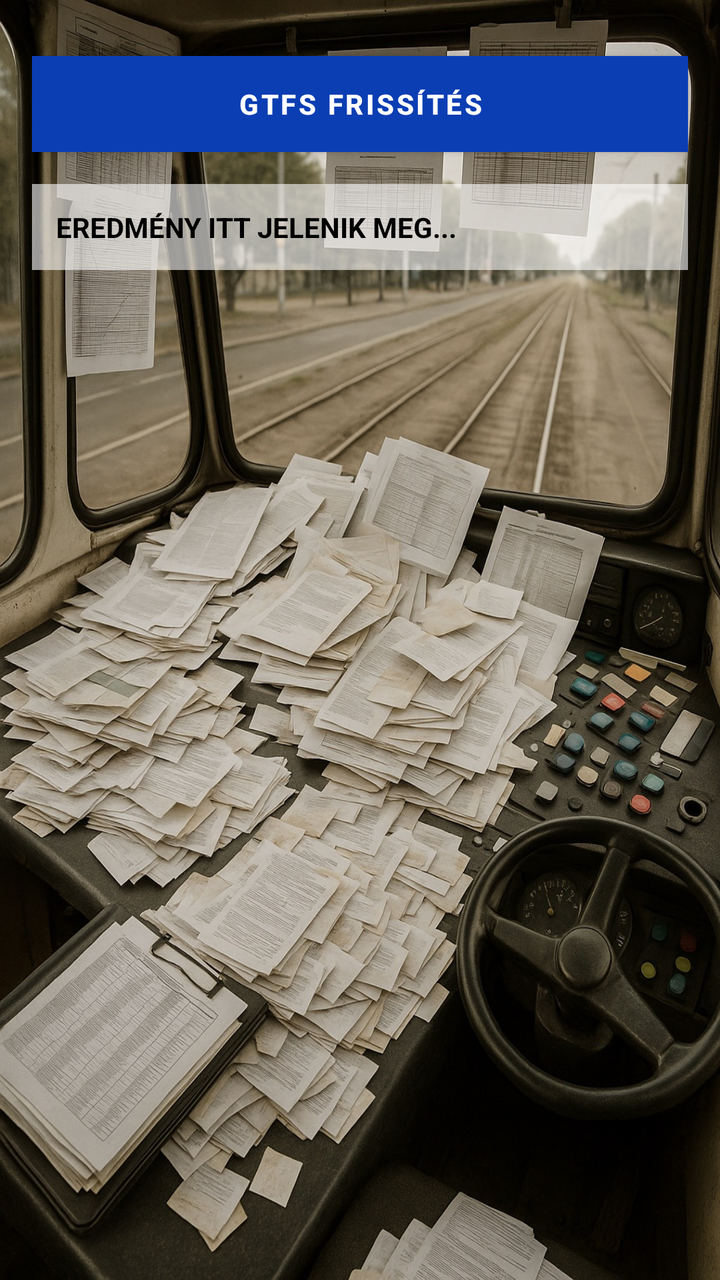
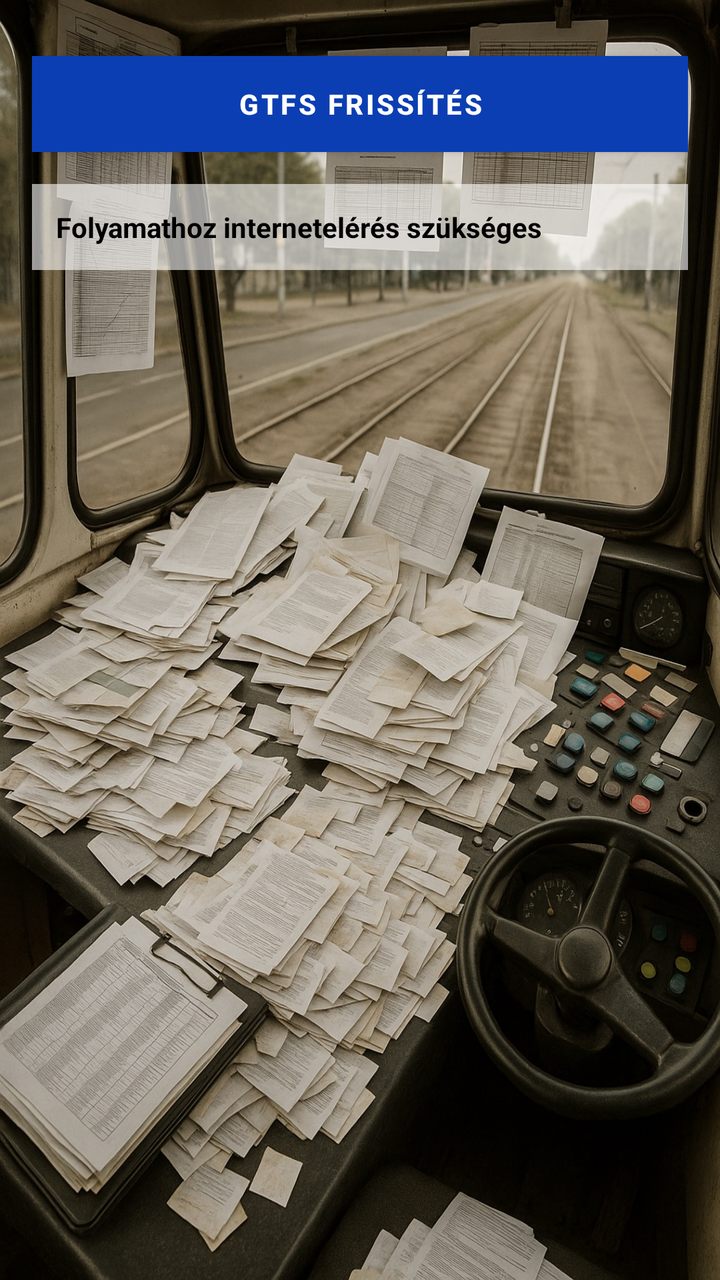

Screens rendered from an Android XML layout before and after an edit, with the pre-edit source and the edit as a unified diff.
<!-- AndroidManifest.xml: application theme Theme.Na3 -->
<!-- res/layout/activity_gtfs.xml -->
<LinearLayout xmlns:android="http://schemas.android.com/apk/res/android"
    android:orientation="vertical"
    android:padding="16dp"
    android:layout_width="match_parent"
    android:layout_height="match_parent"
    android:background="@drawable/background_gtfs">

    <Button
        android:id="@+id/btnDownload"
        android:text="GTFS FRISSÍTÉS"
        android:layout_width="match_parent"
        android:layout_height="wrap_content"
        android:layout_marginTop="12dp"
        android:textAllCaps="true"
        android:textStyle="bold"
        android:background="#0D47A1"
        android:backgroundTint="@null"
        android:textColor="@android:color/white" />

    <ScrollView
        android:layout_width="match_parent"
        android:layout_height="0dp"
        android:layout_weight="1"
        android:paddingTop="16dp">

        <TextView
            android:id="@+id/textResult"
            android:layout_width="match_parent"
            android:layout_height="wrap_content"
            android:padding="12dp"
            android:background="#99FFFFFF"
            android:text="EREDMÉNY ITT JELENIK MEG..."
            android:textColor="#000000"
            android:textStyle="bold"
            android:textIsSelectable="true"
            android:scrollbars="vertical" />
    </ScrollView>
</LinearLayout>
<!-- resources referenced by this layout -->
<resources>
  <!-- drawable background_gtfs: jpg bitmap (drawable, 600036 bytes) -->
  <style name="Theme.Na3" parent="Theme.MaterialComponents.DayNight.NoActionBar">
          <item name="colorPrimary">@color/purple_500</item>
          <item name="colorSecondary">@color/teal_200</item>
          <item name="android:windowBackground">@color/white</item>
      </style>
  <color name="purple_500">#0C3EB3</color>
  <color name="teal_200">#03DAC5</color>
  <color name="white">#FFFFFF</color>
</resources>

<!-- the commit's change to res/layout/activity_gtfs.xml (unified diff, before → after) -->
@@ -29,7 +29,7 @@
             android:layout_height="wrap_content"
             android:padding="12dp"
             android:background="#99FFFFFF"
-            android:text="EREDMÉNY ITT JELENIK MEG..."
+            android:text="Folyamathoz internetelérés szükséges"
             android:textColor="#000000"
             android:textStyle="bold"
             android:textIsSelectable="true"
